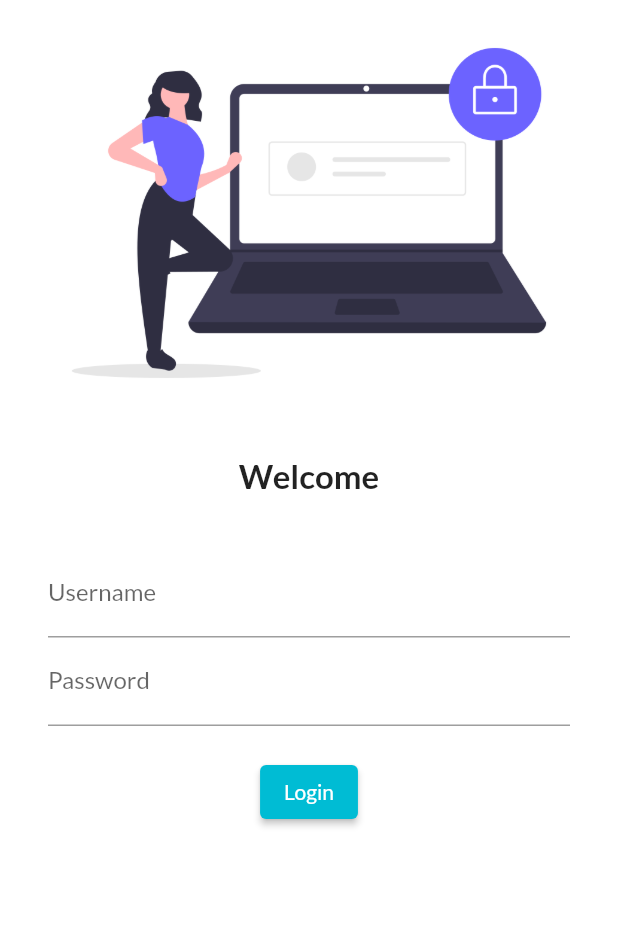
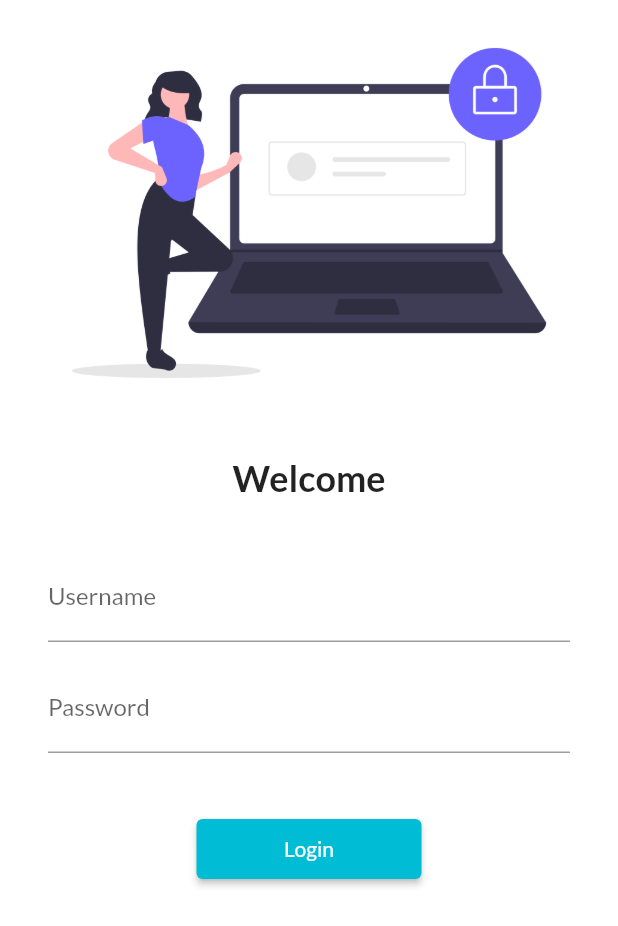
Before and after one commit to Ahsan358m/Flutter_first_steps, a Flutter app: the screen it shows after launch, on a phone screen of 412 x 824 dp. Shown: the top 926 px of the screen. Run offline on Flutter 3.47's test engine with Material 2 defaults, Android fonts, the light colour scheme and no system bars; our stand-ins replace google_fonts.

Commit message:
Day 5 Completed

```diff
--- a/lib/main.dart
+++ b/lib/main.dart
@@ -1,5 +1,6 @@
 import 'package:flutter/material.dart';
 import 'package:riverpod_flutter_starter/pages/login_page.dart';
+import 'package:riverpod_flutter_starter/utils/routes.dart';
 
 import 'pages/home_page.dart';
 import 'package:google_fonts/google_fonts.dart';
@@ -24,11 +25,11 @@
       darkTheme: ThemeData(
         brightness: Brightness.dark,
       ),
-      initialRoute: "/login",
+      initialRoute: "/",
       routes: {
         "/": (context) => LoginPage(),
-        "/home": (context) => HomePage(),
-        "/login": (context) => LoginPage(),
+        MyRoutes.homeRoute: (context) => HomePage(),
+        MyRoutes.loginRoute: (context) => LoginPage(),
       },
     );
   }
--- a/lib/pages/login_page.dart
+++ b/lib/pages/login_page.dart
@@ -1,4 +1,5 @@
 import 'package:flutter/material.dart';
+import 'package:riverpod_flutter_starter/utils/routes.dart';
 
 class LoginPage extends StatelessWidget {
   const LoginPage({super.key});
@@ -7,6 +8,7 @@
   Widget build(BuildContext context) {
     return Material(
       color: Colors.white,
+      child: SingleChildScrollView(
         child: Column(
           children: [
             Image.asset(
@@ -19,7 +21,7 @@
             const Text(
               "Welcome",
               style: TextStyle(
-              fontSize: 22,
+                fontSize: 24,
                 fontWeight: FontWeight.bold,
               ),
             ),
@@ -37,6 +39,9 @@
                       labelText: "Username",
                     ),
                   ),
+                  SizedBox(
+                    height: 15.0,
+                  ),
                   TextField(
                     obscureText: true,
                     decoration: InputDecoration(
@@ -45,20 +50,27 @@
                     ),
                   ),
                   SizedBox(
-                  height: 20.0,
+                    height: 40.0,
                   ),
                   ElevatedButton(
                     onPressed: () {
-                    print("Hi Ahsan Malik");
+                      Navigator.pushNamed(context, MyRoutes.homeRoute);
                     },
                     child: Text("Login"),
-                  style: TextButton.styleFrom(foregroundColor: Colors.white),
+                    style: TextButton.styleFrom(
+                      foregroundColor: Colors.white,
+                      minimumSize: Size(
+                        150,
+                        40,
+                      ),
+                    ),
                   )
                 ],
               ),
             ),
           ],
         ),
+      ),
     );
   }
 }
--- /dev/null
+++ b/lib/utils/routes.dart
@@ -0,0 +1,4 @@
+class MyRoutes {
+  static String loginRoute = '/login';
+  static String homeRoute = '/home';
+}
```
Lines whose indentation alone changed are shown as unchanged.
